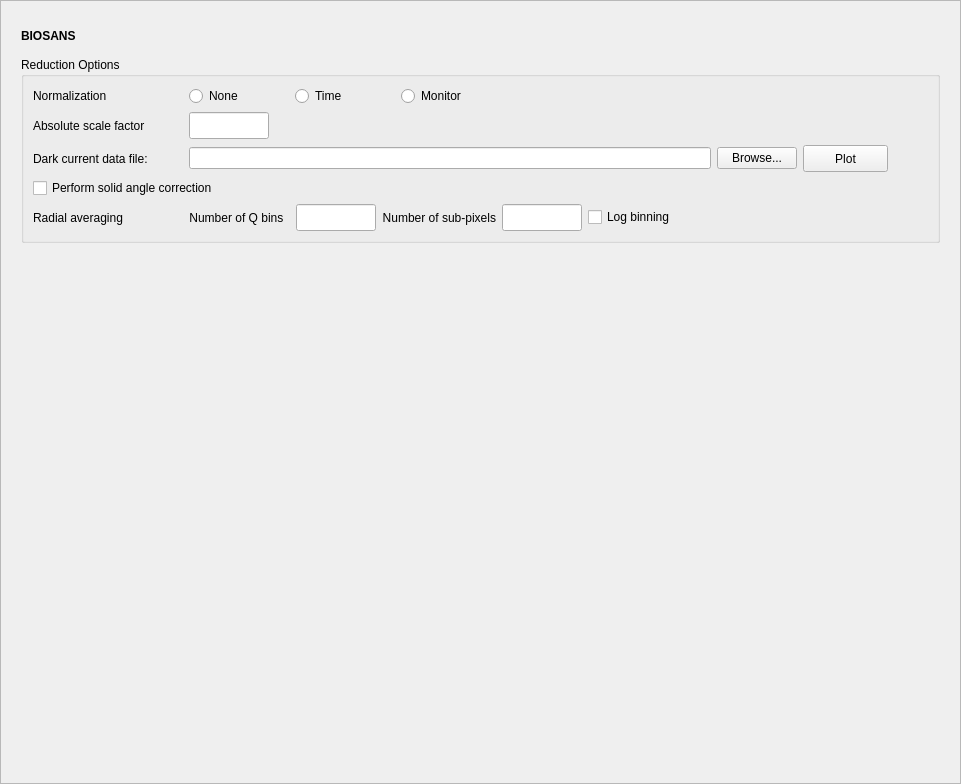
Before: the Qt Designer form Code/Mantid/scripts/Interface/ui/sans/hfir_instrument.ui in mantidproject/mantid, drawn with Qt 5.
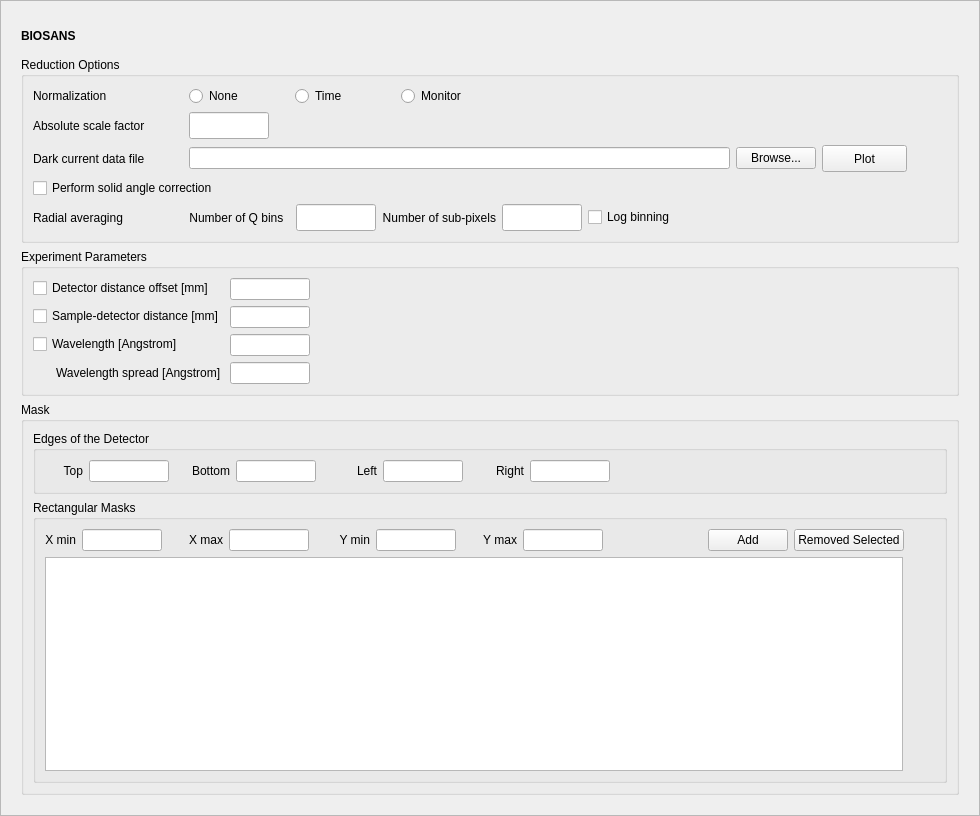
After: the same form once the commit is applied.

The edit to the form file:
```diff
--- a/Code/Mantid/scripts/Interface/ui/sans/hfir_instrument.ui
+++ b/Code/Mantid/scripts/Interface/ui/sans/hfir_instrument.ui
@@ -6,8 +6,8 @@
    <rect>
     <x>0</x>
     <y>0</y>
-    <width>961</width>
-    <height>784</height>
+    <width>980</width>
+    <height>816</height>
    </rect>
   </property>
   <property name="sizePolicy">
@@ -37,7 +37,7 @@
      <property name="minimumSize">
       <size>
        <width>0</width>
-       <height>250</height>
+       <height>0</height>
       </size>
      </property>
      <property name="frameShape">
@@ -57,8 +57,8 @@
        <rect>
         <x>0</x>
         <y>0</y>
-        <width>941</width>
-        <height>764</height>
+        <width>960</width>
+        <height>796</height>
        </rect>
       </property>
       <layout class="QVBoxLayout" name="verticalLayout_4">
@@ -278,8 +278,14 @@
                 <height>0</height>
                </size>
               </property>
+              <property name="maximumSize">
+               <size>
+                <width>150</width>
+                <height>16777215</height>
+               </size>
+              </property>
               <property name="text">
-               <string>Dark current data file:</string>
+               <string>Dark current data file</string>
               </property>
               <property name="alignment">
                <set>Qt::AlignLeading|Qt::AlignLeft|Qt::AlignVCenter</set>
@@ -548,20 +554,600 @@
         </widget>
        </item>
        <item>
-        <spacer name="verticalSpacer">
-         <property name="orientation">
-          <enum>Qt::Vertical</enum>
+        <widget class="QGroupBox" name="geometry_options_groupbox">
+         <property name="sizePolicy">
+          <sizepolicy hsizetype="Expanding" vsizetype="Fixed">
+           <horstretch>0</horstretch>
+           <verstretch>0</verstretch>
+          </sizepolicy>
          </property>
-         <property name="sizeType">
-          <enum>QSizePolicy::Expanding</enum>
+         <property name="minimumSize">
+          <size>
+           <width>0</width>
+           <height>0</height>
+          </size>
          </property>
-         <property name="sizeHint" stdset="0">
+         <property name="maximumSize">
           <size>
-           <width>20</width>
-           <height>40</height>
+           <width>16777215</width>
+           <height>16777215</height>
           </size>
          </property>
-        </spacer>
+         <property name="title">
+          <string>Experiment Parameters</string>
+         </property>
+         <property name="alignment">
+          <set>Qt::AlignLeading|Qt::AlignLeft|Qt::AlignTop</set>
+         </property>
+         <layout class="QVBoxLayout" name="verticalLayout_5">
+          <item>
+           <layout class="QFormLayout" name="formLayout_3">
+            <property name="sizeConstraint">
+             <enum>QLayout::SetDefaultConstraint</enum>
+            </property>
+            <property name="fieldGrowthPolicy">
+             <enum>QFormLayout::AllNonFixedFieldsGrow</enum>
+            </property>
+            <item row="0" column="0">
+             <widget class="QCheckBox" name="detector_offset_chk">
+              <property name="toolTip">
+               <string>Select to set the detector distance offset.</string>
+              </property>
+              <property name="whatsThis">
+               <string/>
+              </property>
+              <property name="text">
+               <string>Detector distance offset [mm]</string>
+              </property>
+             </widget>
+            </item>
+            <item row="0" column="1">
+             <widget class="QLineEdit" name="detector_offset_edit">
+              <property name="minimumSize">
+               <size>
+                <width>80</width>
+                <height>0</height>
+               </size>
+              </property>
+              <property name="maximumSize">
+               <size>
+                <width>80</width>
+                <height>16777215</height>
+               </size>
+              </property>
+              <property name="toolTip">
+               <string>Enter the detector distance offset in mm.</string>
+              </property>
+             </widget>
+            </item>
+            <item row="1" column="0">
+             <widget class="QCheckBox" name="sample_dist_chk">
+              <property name="toolTip">
+               <string>Select to force the sample-detector distance.</string>
+              </property>
+              <property name="text">
+               <string>Sample-detector distance [mm]</string>
+              </property>
+             </widget>
+            </item>
+            <item row="1" column="1">
+             <widget class="QLineEdit" name="sample_dist_edit">
+              <property name="sizePolicy">
+               <sizepolicy hsizetype="Expanding" vsizetype="Fixed">
+                <horstretch>0</horstretch>
+                <verstretch>0</verstretch>
+               </sizepolicy>
+              </property>
+              <property name="minimumSize">
+               <size>
+                <width>80</width>
+                <height>0</height>
+               </size>
+              </property>
+              <property name="maximumSize">
+               <size>
+                <width>80</width>
+                <height>16777215</height>
+               </size>
+              </property>
+              <property name="toolTip">
+               <string>Enter the value of the sample-to-detector distance in mm.</string>
+              </property>
+             </widget>
+            </item>
+            <item row="2" column="0">
+             <widget class="QCheckBox" name="wavelength_chk">
+              <property name="toolTip">
+               <string>Select to force the wavelength to a given value.</string>
+              </property>
+              <property name="text">
+               <string>Wavelength [Angstrom]</string>
+              </property>
+             </widget>
+            </item>
+            <item row="2" column="1">
+             <widget class="QLineEdit" name="wavelength_edit">
+              <property name="minimumSize">
+               <size>
+                <width>80</width>
+                <height>0</height>
+               </size>
+              </property>
+              <property name="maximumSize">
+               <size>
+                <width>80</width>
+                <height>16777215</height>
+               </size>
+              </property>
+              <property name="toolTip">
+               <string>Enter the value of the neutron wavelength.</string>
+              </property>
+             </widget>
+            </item>
+            <item row="3" column="0">
+             <widget class="QLabel" name="label_10">
+              <property name="text">
+               <string>Wavelength spread [Angstrom]</string>
+              </property>
+              <property name="indent">
+               <number>23</number>
+              </property>
+             </widget>
+            </item>
+            <item row="3" column="1">
+             <widget class="QLineEdit" name="wavelength_spread_edit">
+              <property name="minimumSize">
+               <size>
+                <width>80</width>
+                <height>0</height>
+               </size>
+              </property>
+              <property name="maximumSize">
+               <size>
+                <width>80</width>
+                <height>16777215</height>
+               </size>
+              </property>
+              <property name="toolTip">
+               <string>Enter the value of the neutron wavelength spread.</string>
+              </property>
+             </widget>
+            </item>
+           </layout>
+          </item>
+         </layout>
+        </widget>
+       </item>
+       <item>
+        <widget class="QGroupBox" name="groupBox">
+         <property name="sizePolicy">
+          <sizepolicy hsizetype="Expanding" vsizetype="Preferred">
+           <horstretch>0</horstretch>
+           <verstretch>0</verstretch>
+          </sizepolicy>
+         </property>
+         <property name="title">
+          <string>Mask</string>
+         </property>
+         <layout class="QVBoxLayout" name="verticalLayout_2">
+          <item>
+           <widget class="QGroupBox" name="reduction_options_groupbox">
+            <property name="sizePolicy">
+             <sizepolicy hsizetype="Expanding" vsizetype="Preferred">
+              <horstretch>0</horstretch>
+              <verstretch>0</verstretch>
+             </sizepolicy>
+            </property>
+            <property name="title">
+             <string>Edges of the Detector</string>
+            </property>
+            <layout class="QVBoxLayout" name="verticalLayout_7">
+             <item>
+              <layout class="QHBoxLayout" name="horizontalLayout">
+               <item>
+                <widget class="QLabel" name="label_6">
+                 <property name="sizePolicy">
+                  <sizepolicy hsizetype="Fixed" vsizetype="Preferred">
+                   <horstretch>0</horstretch>
+                   <verstretch>0</verstretch>
+                  </sizepolicy>
+                 </property>
+                 <property name="minimumSize">
+                  <size>
+                   <width>38</width>
+                   <height>0</height>
+                  </size>
+                 </property>
+                 <property name="text">
+                  <string>Top</string>
+                 </property>
+                 <property name="alignment">
+                  <set>Qt::AlignRight|Qt::AlignTrailing|Qt::AlignVCenter</set>
+                 </property>
+                </widget>
+               </item>
+               <item>
+                <widget class="QLineEdit" name="top_edit">
+                 <property name="minimumSize">
+                  <size>
+                   <width>80</width>
+                   <height>0</height>
+                  </size>
+                 </property>
+                 <property name="maximumSize">
+                  <size>
+                   <width>80</width>
+                   <height>16777215</height>
+                  </size>
+                 </property>
+                 <property name="toolTip">
+                  <string>Enter the number of pixels to be masked from the top of the detector</string>
+                 </property>
+                </widget>
+               </item>
+               <item>
+                <widget class="QLabel" name="label_7">
+                 <property name="minimumSize">
+                  <size>
+                   <width>55</width>
+                   <height>0</height>
+                  </size>
+                 </property>
+                 <property name="text">
+                  <string>Bottom</string>
+                 </property>
+                 <property name="alignment">
+                  <set>Qt::AlignRight|Qt::AlignTrailing|Qt::AlignVCenter</set>
+                 </property>
+                </widget>
+               </item>
+               <item>
+                <widget class="QLineEdit" name="bottom_edit">
+                 <property name="minimumSize">
+                  <size>
+                   <width>80</width>
+                   <height>0</height>
+                  </size>
+                 </property>
+                 <property name="maximumSize">
+                  <size>
+                   <width>80</width>
+                   <height>16777215</height>
+                  </size>
+                 </property>
+                 <property name="toolTip">
+                  <string>Enter the number of pixels to be masked from the bottom of the detector</string>
+                 </property>
+                </widget>
+               </item>
+               <item>
+                <widget class="QLabel" name="label_8">
+                 <property name="minimumSize">
+                  <size>
+                   <width>55</width>
+                   <height>0</height>
+                  </size>
+                 </property>
+                 <property name="text">
+                  <string>Left</string>
+                 </property>
+                 <property name="alignment">
+                  <set>Qt::AlignRight|Qt::AlignTrailing|Qt::AlignVCenter</set>
+                 </property>
+                </widget>
+               </item>
+               <item>
+                <widget class="QLineEdit" name="left_edit">
+                 <property name="minimumSize">
+                  <size>
+                   <width>80</width>
+                   <height>0</height>
+                  </size>
+                 </property>
+                 <property name="maximumSize">
+                  <size>
+                   <width>80</width>
+                   <height>16777215</height>
+                  </size>
+                 </property>
+                 <property name="toolTip">
+                  <string>Enter the number of pixels to be masked from the left side of the detector</string>
+                 </property>
+                </widget>
+               </item>
+               <item>
+                <widget class="QLabel" name="label_9">
+                 <property name="minimumSize">
+                  <size>
+                   <width>55</width>
+                   <height>0</height>
+                  </size>
+                 </property>
+                 <property name="text">
+                  <string>Right</string>
+                 </property>
+                 <property name="alignment">
+                  <set>Qt::AlignRight|Qt::AlignTrailing|Qt::AlignVCenter</set>
+                 </property>
+                </widget>
+               </item>
+               <item>
+                <widget class="QLineEdit" name="right_edit">
+                 <property name="minimumSize">
+                  <size>
+                   <width>80</width>
+                   <height>0</height>
+                  </size>
+                 </property>
+                 <property name="maximumSize">
+                  <size>
+                   <width>80</width>
+                   <height>16777215</height>
+                  </size>
+                 </property>
+                 <property name="toolTip">
+                  <string>Enter the number of pixels to be masked from the right side of the detector</string>
+                 </property>
+                </widget>
+               </item>
+               <item>
+                <spacer name="horizontalSpacer_6">
+                 <property name="orientation">
+                  <enum>Qt::Horizontal</enum>
+                 </property>
+                 <property name="sizeHint" stdset="0">
+                  <size>
+                   <width>40</width>
+                   <height>20</height>
+                  </size>
+                 </property>
+                </spacer>
+               </item>
+              </layout>
+             </item>
+            </layout>
+           </widget>
+          </item>
+          <item>
+           <widget class="QGroupBox" name="geometry_options_groupbox_2">
+            <property name="sizePolicy">
+             <sizepolicy hsizetype="Expanding" vsizetype="Preferred">
+              <horstretch>0</horstretch>
+              <verstretch>0</verstretch>
+             </sizepolicy>
+            </property>
+            <property name="title">
+             <string>Rectangular Masks</string>
+            </property>
+            <layout class="QVBoxLayout" name="verticalLayout_3">
+             <item>
+              <layout class="QHBoxLayout" name="horizontalLayout_3">
+               <item>
+                <widget class="QLabel" name="label_11">
+                 <property name="text">
+                  <string>X min</string>
+                 </property>
+                 <property name="alignment">
+                  <set>Qt::AlignRight|Qt::AlignTrailing|Qt::AlignVCenter</set>
+                 </property>
+                </widget>
+               </item>
+               <item>
+                <widget class="QLineEdit" name="x_min_edit">
+                 <property name="minimumSize">
+                  <size>
+                   <width>80</width>
+                   <height>0</height>
+                  </size>
+                 </property>
+                 <property name="maximumSize">
+                  <size>
+                   <width>80</width>
+                   <height>16777215</height>
+                  </size>
+                 </property>
+                 <property name="toolTip">
+                  <string>Enter the minimum pixel number in X that defines your rectangular mask.</string>
+                 </property>
+                </widget>
+               </item>
+               <item>
+                <widget class="QLabel" name="label_12">
+                 <property name="minimumSize">
+                  <size>
+                   <width>55</width>
+                   <height>0</height>
+                  </size>
+                 </property>
+                 <property name="text">
+                  <string>X max</string>
+                 </property>
+                 <property name="alignment">
+                  <set>Qt::AlignRight|Qt::AlignTrailing|Qt::AlignVCenter</set>
+                 </property>
+                </widget>
+               </item>
+               <item>
+                <widget class="QLineEdit" name="x_max_edit">
+                 <property name="minimumSize">
+                  <size>
+                   <width>80</width>
+                   <height>0</height>
+                  </size>
+                 </property>
+                 <property name="maximumSize">
+                  <size>
+                   <width>80</width>
+                   <height>16777215</height>
+                  </size>
+                 </property>
+                 <property name="toolTip">
+                  <string>Enter the maximum pixel number in X that defines your rectangular mask.</string>
+                 </property>
+                </widget>
+               </item>
+               <item>
+                <widget class="QLabel" name="label_13">
+                 <property name="minimumSize">
+                  <size>
+                   <width>55</width>
+                   <height>0</height>
+                  </size>
+                 </property>
+                 <property name="text">
+                  <string>Y min</string>
+                 </property>
+                 <property name="alignment">
+                  <set>Qt::AlignRight|Qt::AlignTrailing|Qt::AlignVCenter</set>
+                 </property>
+                </widget>
+               </item>
+               <item>
+                <widget class="QLineEdit" name="y_min_edit">
+                 <property name="minimumSize">
+                  <size>
+                   <width>80</width>
+                   <height>0</height>
+                  </size>
+                 </property>
+                 <property name="maximumSize">
+                  <size>
+                   <width>80</width>
+                   <height>16777215</height>
+                  </size>
+                 </property>
+                 <property name="toolTip">
+                  <string>Enter the minimum pixel number in Y that defines your rectangular mask.</string>
+                 </property>
+                </widget>
+               </item>
+               <item>
+                <widget class="QLabel" name="label_14">
+                 <property name="minimumSize">
+                  <size>
+                   <width>55</width>
+                   <height>0</height>
+                  </size>
+                 </property>
+                 <property name="text">
+                  <string>Y max</string>
+                 </property>
+                 <property name="alignment">
+                  <set>Qt::AlignRight|Qt::AlignTrailing|Qt::AlignVCenter</set>
+                 </property>
+                </widget>
+               </item>
+               <item>
+                <widget class="QLineEdit" name="y_max_edit">
+                 <property name="minimumSize">
+                  <size>
+                   <width>80</width>
+                   <height>0</height>
+                  </size>
+                 </property>
+                 <property name="maximumSize">
+                  <size>
+                   <width>80</width>
+                   <height>16777215</height>
+                  </size>
+                 </property>
+                 <property name="toolTip">
+                  <string>Enter the maximum pixel number in Y that defines your rectangular mask.</string>
+                 </property>
+                </widget>
+               </item>
+               <item>
+                <spacer name="horizontalSpacer">
+                 <property name="orientation">
+                  <enum>Qt::Horizontal</enum>
+                 </property>
+                 <property name="sizeHint" stdset="0">
+                  <size>
+                   <width>40</width>
+                   <height>20</height>
+                  </size>
+                 </property>
+                </spacer>
+               </item>
+               <item>
+                <widget class="QPushButton" name="add_rectangle_button">
+                 <property name="toolTip">
+                  <string>Click to adda rectangular mask.</string>
+                 </property>
+                 <property name="text">
+                  <string>Add</string>
+                 </property>
+                </widget>
+               </item>
+               <item>
+                <widget class="QPushButton" name="remove_button">
+                 <property name="toolTip">
+                  <string>Remove the selected mask item from the list.</string>
+                 </property>
+                 <property name="text">
+                  <string>Removed Selected</string>
+                 </property>
+                </widget>
+               </item>
+               <item>
+                <spacer name="horizontalSpacer_8">
+                 <property name="orientation">
+                  <enum>Qt::Horizontal</enum>
+                 </property>
+                 <property name="sizeType">
+                  <enum>QSizePolicy::Fixed</enum>
+                 </property>
+                 <property name="sizeHint" stdset="0">
+                  <size>
+                   <width>31</width>
+                   <height>20</height>
+                  </size>
+                 </property>
+                </spacer>
+               </item>
+              </layout>
+             </item>
+             <item>
+              <layout class="QHBoxLayout" name="horizontalLayout_2">
+               <item>
+                <widget class="QListWidget" name="listWidget">
+                 <property name="sizePolicy">
+                  <sizepolicy hsizetype="Expanding" vsizetype="Expanding">
+                   <horstretch>0</horstretch>
+                   <verstretch>0</verstretch>
+                  </sizepolicy>
+                 </property>
+                 <property name="toolTip">
+                  <string>List of applied rectangular masks.</string>
+                 </property>
+                 <property name="selectionMode">
+                  <enum>QAbstractItemView::MultiSelection</enum>
+                 </property>
+                </widget>
+               </item>
+               <item>
+                <spacer name="horizontalSpacer_9">
+                 <property name="orientation">
+                  <enum>Qt::Horizontal</enum>
+                 </property>
+                 <property name="sizeType">
+                  <enum>QSizePolicy::Fixed</enum>
+                 </property>
+                 <property name="sizeHint" stdset="0">
+                  <size>
+                   <width>32</width>
+                   <height>20</height>
+                  </size>
+                 </property>
+                </spacer>
+               </item>
+              </layout>
+             </item>
+            </layout>
+           </widget>
+          </item>
+         </layout>
+        </widget>
        </item>
       </layout>
      </widget>
```
Left out of the diff: 11 changed lines with no effect on the pictures.
